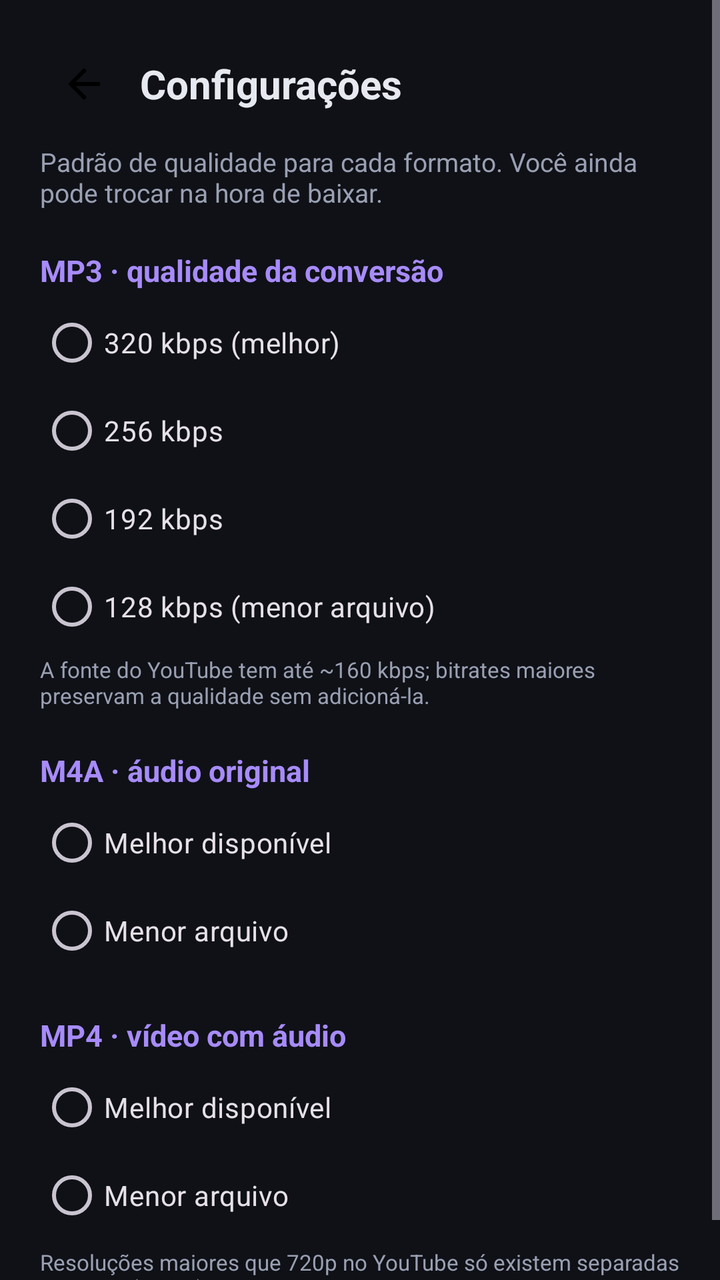
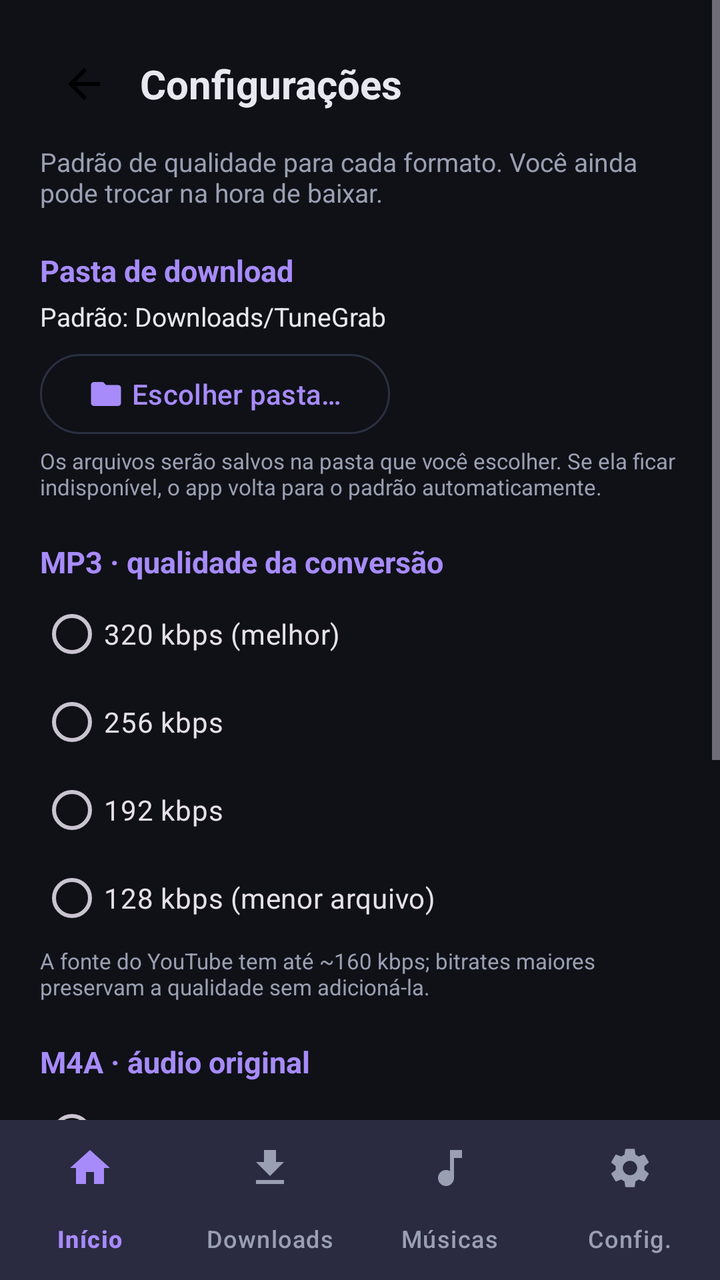

Screens rendered from an Android XML layout before and after an edit, with the pre-edit source and the edit as a unified diff.
<!-- AndroidManifest.xml: activity theme Theme.TuneGrab -->
<!-- res/layout/activity_settings.xml -->
<?xml version="1.0" encoding="utf-8"?>
<ScrollView xmlns:android="http://schemas.android.com/apk/res/android"
    android:layout_width="match_parent"
    android:layout_height="match_parent">

    <LinearLayout
        android:layout_width="match_parent"
        android:layout_height="wrap_content"
        android:orientation="vertical"
        android:padding="20dp">

        <LinearLayout
            android:layout_width="match_parent"
            android:layout_height="wrap_content"
            android:gravity="center_vertical"
            android:orientation="horizontal">

            <ImageButton
                android:id="@+id/btnBack"
                android:layout_width="44dp"
                android:layout_height="44dp"
                android:background="?attr/selectableItemBackgroundBorderless"
                android:contentDescription="@string/back"
                android:src="@drawable/ic_back" />

            <TextView
                android:layout_width="wrap_content"
                android:layout_height="wrap_content"
                android:layout_marginStart="6dp"
                android:text="@string/settings_title"
                android:textColor="@color/on_background"
                android:textSize="20sp"
                android:textStyle="bold" />
        </LinearLayout>

        <TextView
            android:layout_width="match_parent"
            android:layout_height="wrap_content"
            android:layout_marginTop="8dp"
            android:text="@string/settings_sub"
            android:textColor="@color/on_surface_variant"
            android:textSize="13sp" />

        
        <TextView
            android:layout_width="wrap_content"
            android:layout_height="wrap_content"
            android:layout_marginTop="20dp"
            android:text="@string/settings_mp3"
            android:textColor="@color/primary"
            android:textSize="15sp"
            android:textStyle="bold" />

        <RadioGroup
            android:id="@+id/rgMp3"
            android:layout_width="match_parent"
            android:layout_height="wrap_content"
            android:layout_marginTop="4dp">

            <RadioButton
                android:id="@+id/rbMp3320"
                android:layout_width="match_parent"
                android:layout_height="wrap_content"
                android:minHeight="44dp"
                android:text="@string/q_mp3_320"
                android:textSize="14sp" />

            <RadioButton
                android:id="@+id/rbMp3256"
                android:layout_width="match_parent"
                android:layout_height="wrap_content"
                android:minHeight="44dp"
                android:text="@string/q_mp3_256"
                android:textSize="14sp" />

            <RadioButton
                android:id="@+id/rbMp3192"
                android:layout_width="match_parent"
                android:layout_height="wrap_content"
                android:minHeight="44dp"
                android:text="@string/q_mp3_192"
                android:textSize="14sp" />

            <RadioButton
                android:id="@+id/rbMp3128"
                android:layout_width="match_parent"
                android:layout_height="wrap_content"
                android:minHeight="44dp"
                android:text="@string/q_mp3_128"
                android:textSize="14sp" />
        </RadioGroup>

        <TextView
            android:layout_width="match_parent"
            android:layout_height="wrap_content"
            android:layout_marginTop="2dp"
            android:text="@string/settings_mp3_hint"
            android:textColor="@color/on_surface_variant"
            android:textSize="11sp" />

        
        <TextView
            android:layout_width="wrap_content"
            android:layout_height="wrap_content"
            android:layout_marginTop="20dp"
            android:text="@string/settings_m4a"
            android:textColor="@color/primary"
            android:textSize="15sp"
            android:textStyle="bold" />

        <RadioGroup
            android:id="@+id/rgM4a"
            android:layout_width="match_parent"
            android:layout_height="wrap_content"
            android:layout_marginTop="4dp">

            <RadioButton
                android:id="@+id/rbM4aBest"
                android:layout_width="match_parent"
                android:layout_height="wrap_content"
                android:minHeight="44dp"
                android:text="@string/q_best"
                android:textSize="14sp" />

            <RadioButton
                android:id="@+id/rbM4aSmall"
                android:layout_width="match_parent"
                android:layout_height="wrap_content"
                android:minHeight="44dp"
                android:text="@string/q_smallest"
                android:textSize="14sp" />
        </RadioGroup>

        
        <TextView
            android:layout_width="wrap_content"
            android:layout_height="wrap_content"
            android:layout_marginTop="20dp"
            android:text="@string/settings_mp4"
            android:textColor="@color/primary"
            android:textSize="15sp"
            android:textStyle="bold" />

        <RadioGroup
            android:id="@+id/rgMp4"
            android:layout_width="match_parent"
            android:layout_height="wrap_content"
            android:layout_marginTop="4dp">

            <RadioButton
                android:id="@+id/rbMp4Best"
                android:layout_width="match_parent"
                android:layout_height="wrap_content"
                android:minHeight="44dp"
                android:text="@string/q_best"
                android:textSize="14sp" />

            <RadioButton
                android:id="@+id/rbMp4Small"
                android:layout_width="match_parent"
                android:layout_height="wrap_content"
                android:minHeight="44dp"
                android:text="@string/q_smallest"
                android:textSize="14sp" />
        </RadioGroup>

        <TextView
            android:layout_width="match_parent"
            android:layout_height="wrap_content"
            android:layout_marginTop="4dp"
            android:text="@string/settings_mp4_hint"
            android:textColor="@color/on_surface_variant"
            android:textSize="11sp" />
    </LinearLayout>
</ScrollView>
<!-- resources referenced by this layout -->
<resources>
  <color name="on_background">#E7E9F0</color>
  <color name="on_surface_variant">#9AA0B2</color>
  <color name="primary">#A78BFA</color>
  <!-- drawable ic_back (drawable) -->
  <?xml version="1.0" encoding="utf-8"?>
  <vector xmlns:android="http://schemas.android.com/apk/res/android"
      android:width="24dp"
      android:height="24dp"
      android:viewportWidth="24"
      android:viewportHeight="24">
      <path
          android:fillColor="#FF000000"
          android:pathData="M20,11H7.83l5.59,-5.59L12,4l-8,8 8,8 1.41,-1.41L7.83,13H20v-2z" />
  </vector>
  <string name="back">Voltar</string>
  <string name="q_best">Melhor disponível</string>
  <string name="q_mp3_128">128 kbps (menor arquivo)</string>
  <string name="q_mp3_192">192 kbps</string>
  <string name="q_mp3_256">256 kbps</string>
  <string name="q_mp3_320">320 kbps (melhor)</string>
  <string name="q_smallest">Menor arquivo</string>
  <string name="settings_m4a">M4A · áudio original</string>
  <string name="settings_mp3">MP3 · qualidade da conversão</string>
  <string name="settings_mp3_hint">A fonte do YouTube tem até ~160 kbps; bitrates maiores preservam a qualidade sem adicioná-la.</string>
  <string name="settings_mp4">MP4 · vídeo com áudio</string>
  <string name="settings_mp4_hint">Resoluções maiores que 720p no YouTube só existem separadas do áudio (DASH) — por isso o MP4 vai até 720p.</string>
  <string name="settings_sub">Padrão de qualidade para cada formato. Você ainda pode trocar na hora de baixar.</string>
  <string name="settings_title">Configurações</string>
  <style name="Theme.TuneGrab" parent="Theme.Material3.Dark.NoActionBar">
          <item name="colorPrimary">@color/primary</item>
          <item name="colorOnPrimary">#1B1032</item>
          <item name="colorSecondary">@color/secondary</item>
          <item name="android:colorBackground">@color/background</item>
          <item name="colorSurface">@color/surface</item>
          <item name="android:statusBarColor">@color/background</item>
          <item name="android:navigationBarColor">@color/background</item>
      </style>
  <color name="secondary">#F472B6</color>
  <color name="background">#0F1117</color>
  <color name="surface">#1A1E29</color>
</resources>

<!-- the commit's change to res/layout/activity_settings.xml (unified diff, before → after) -->
@@ -1,175 +1,256 @@
 <?xml version="1.0" encoding="utf-8"?>
-<ScrollView xmlns:android="http://schemas.android.com/apk/res/android"
+<LinearLayout xmlns:android="http://schemas.android.com/apk/res/android"
+    xmlns:app="http://schemas.android.com/apk/res-auto"
     android:layout_width="match_parent"
-    android:layout_height="match_parent">
-
-    <LinearLayout
+    android:layout_height="match_parent"
+    android:orientation="vertical">
+
+    <ScrollView
         android:layout_width="match_parent"
-        android:layout_height="wrap_content"
-        android:orientation="vertical"
-        android:padding="20dp">
+        android:layout_height="0dp"
+        android:layout_weight="1"
+        android:fillViewport="true">
 
         <LinearLayout
             android:layout_width="match_parent"
             android:layout_height="wrap_content"
-            android:gravity="center_vertical"
-            android:orientation="horizontal">
-
-            <ImageButton
-                android:id="@+id/btnBack"
-                android:layout_width="44dp"
-                android:layout_height="44dp"
-                android:background="?attr/selectableItemBackgroundBorderless"
-                android:contentDescription="@string/back"
-                android:src="@drawable/ic_back" />
-
-            <TextView
-                android:layout_width="wrap_content"
-                android:layout_height="wrap_content"
-                android:layout_marginStart="6dp"
-                android:text="@string/settings_title"
+            android:orientation="vertical"
+            android:padding="20dp">
+
+            <LinearLayout
+                android:layout_width="match_parent"
+                android:layout_height="wrap_content"
+                android:gravity="center_vertical"
+                android:orientation="horizontal">
+
+                <ImageButton
+                    android:id="@+id/btnBack"
+                    android:layout_width="44dp"
+                    android:layout_height="44dp"
+                    android:background="?attr/selectableItemBackgroundBorderless"
+                    android:contentDescription="@string/back"
+                    android:src="@drawable/ic_back" />
+
+                <TextView
+                    android:layout_width="wrap_content"
+                    android:layout_height="wrap_content"
+                    android:layout_marginStart="6dp"
+                    android:text="@string/settings_title"
+                    android:textColor="@color/on_background"
+                    android:textSize="20sp"
+                    android:textStyle="bold" />
+            </LinearLayout>
+
+            <TextView
+                android:layout_width="match_parent"
+                android:layout_height="wrap_content"
+                android:layout_marginTop="8dp"
+                android:text="@string/settings_sub"
+                android:textColor="@color/on_surface_variant"
+                android:textSize="13sp" />
+
+            
+            <TextView
+                android:layout_width="wrap_content"
+                android:layout_height="wrap_content"
+                android:layout_marginTop="20dp"
+                android:text="@string/settings_folder"
+                android:textColor="@color/primary"
+                android:textSize="15sp"
+                android:textStyle="bold" />
+
+            <TextView
+                android:id="@+id/tvFolderCurrent"
+                android:layout_width="match_parent"
+                android:layout_height="wrap_content"
+                android:layout_marginTop="4dp"
+                android:text="@string/settings_folder_default"
                 android:textColor="@color/on_background"
-                android:textSize="20sp"
-                android:textStyle="bold" />
+                android:textSize="13sp" />
+
+            <LinearLayout
+                android:layout_width="match_parent"
+                android:layout_height="wrap_content"
+                android:layout_marginTop="6dp"
+                android:orientation="horizontal">
+
+                <com.google.android.material.button.MaterialButton
+                    android:id="@+id/btnChooseFolder"
+                    style="@style/Widget.Material3.Button.OutlinedButton"
+                    android:layout_width="wrap_content"
+                    android:layout_height="wrap_content"
+                    android:text="@string/settings_choose_folder"
+                    app:icon="@drawable/ic_folder"
+                    app:iconTint="@color/primary"
+                    app:strokeColor="@color/stroke" />
+
+                <com.google.android.material.button.MaterialButton
+                    android:id="@+id/btnResetFolder"
+                    style="@style/Widget.Material3.Button.TextButton"
+                    android:layout_width="wrap_content"
+                    android:layout_height="wrap_content"
+                    android:layout_marginStart="4dp"
+                    android:text="@string/settings_reset_folder"
+                    android:visibility="gone" />
+            </LinearLayout>
+
+            <TextView
+                android:layout_width="match_parent"
+                android:layout_height="wrap_content"
+                android:layout_marginTop="2dp"
+                android:text="@string/settings_folder_hint"
+                android:textColor="@color/on_surface_variant"
+                android:textSize="11sp" />
+
+            
+            <TextView
+                android:layout_width="wrap_content"
+                android:layout_height="wrap_content"
+                android:layout_marginTop="20dp"
+                android:text="@string/settings_mp3"
+                android:textColor="@color/primary"
+                android:textSize="15sp"
+                android:textStyle="bold" />
+
+            <RadioGroup
+                android:id="@+id/rgMp3"
+                android:layout_width="match_parent"
+                android:layout_height="wrap_content"
+                android:layout_marginTop="4dp">
+
+                <RadioButton
+                    android:id="@+id/rbMp3320"
+                    android:layout_width="match_parent"
+                    android:layout_height="wrap_content"
+                    android:minHeight="44dp"
+                    android:text="@string/q_mp3_320"
+                    android:textSize="14sp" />
+
+                <RadioButton
+                    android:id="@+id/rbMp3256"
+                    android:layout_width="match_parent"
+                    android:layout_height="wrap_content"
+                    android:minHeight="44dp"
+                    android:text="@string/q_mp3_256"
+                    android:textSize="14sp" />
+
+                <RadioButton
+                    android:id="@+id/rbMp3192"
+                    android:layout_width="match_parent"
+                    android:layout_height="wrap_content"
+                    android:minHeight="44dp"
+                    android:text="@string/q_mp3_192"
+                    android:textSize="14sp" />
+
+                <RadioButton
+                    android:id="@+id/rbMp3128"
+                    android:layout_width="match_parent"
+                    android:layout_height="wrap_content"
+                    android:minHeight="44dp"
+                    android:text="@string/q_mp3_128"
+                    android:textSize="14sp" />
+            </RadioGroup>
+
+            <TextView
+                android:layout_width="match_parent"
+                android:layout_height="wrap_content"
+                android:layout_marginTop="2dp"
+                android:text="@string/settings_mp3_hint"
+                android:textColor="@color/on_surface_variant"
+                android:textSize="11sp" />
+
+            
+            <TextView
+                android:layout_width="wrap_content"
+                android:layout_height="wrap_content"
+                android:layout_marginTop="20dp"
+                android:text="@string/settings_m4a"
+                android:textColor="@color/primary"
+                android:textSize="15sp"
+                android:textStyle="bold" />
+
+            <RadioGroup
+                android:id="@+id/rgM4a"
+                android:layout_width="match_parent"
+                android:layout_height="wrap_content"
+                android:layout_marginTop="4dp">
+
+                <RadioButton
+                    android:id="@+id/rbM4aBest"
+                    android:layout_width="match_parent"
+                    android:layout_height="wrap_content"
+                    android:minHeight="44dp"
+                    android:text="@string/q_best"
+                    android:textSize="14sp" />
+
+                <RadioButton
+                    android:id="@+id/rbM4aSmall"
+                    android:layout_width="match_parent"
+                    android:layout_height="wrap_content"
+                    android:minHeight="44dp"
+                    android:text="@string/q_smallest"
+                    android:textSize="14sp" />
+            </RadioGroup>
+
+            
+            <TextView
+                android:layout_width="wrap_content"
+                android:layout_height="wrap_content"
+                android:layout_marginTop="20dp"
+                android:text="@string/settings_mp4"
+                android:textColor="@color/primary"
+                android:textSize="15sp"
+                android:textStyle="bold" />
+
+            <RadioGroup
+                android:id="@+id/rgMp4"
+                android:layout_width="match_parent"
+                android:layout_height="wrap_content"
+                android:layout_marginTop="4dp">
+
+                <RadioButton
+                    android:id="@+id/rbMp4Best"
+                    android:layout_width="match_parent"
+                    android:layout_height="wrap_content"
+                    android:minHeight="44dp"
+                    android:text="@string/q_best"
+                    android:textSize="14sp" />
+
+                <RadioButton
+                    android:id="@+id/rbMp4Small"
+                    android:layout_width="match_parent"
+                    android:layout_height="wrap_content"
+                    android:minHeight="44dp"
+                    android:text="@string/q_smallest"
+                    android:textSize="14sp" />
+            </RadioGroup>
+
+            <TextView
+                android:layout_width="match_parent"
+                android:layout_height="wrap_content"
+                android:layout_marginTop="4dp"
+                android:layout_marginBottom="8dp"
+                android:text="@string/settings_mp4_hint"
+                android:textColor="@color/on_surface_variant"
+                android:textSize="11sp" />
         </LinearLayout>
-
-        <TextView
-            android:layout_width="match_parent"
-            android:layout_height="wrap_content"
-            android:layout_marginTop="8dp"
-            android:text="@string/settings_sub"
-            android:textColor="@color/on_surface_variant"
-            android:textSize="13sp" />
-
-        
-        <TextView
-            android:layout_width="wrap_content"
-            android:layout_height="wrap_content"
-            android:layout_marginTop="20dp"
-            android:text="@string/settings_mp3"
-            android:textColor="@color/primary"
-            android:textSize="15sp"
-            android:textStyle="bold" />
-
-        <RadioGroup
-            android:id="@+id/rgMp3"
-            android:layout_width="match_parent"
-            android:layout_height="wrap_content"
-            android:layout_marginTop="4dp">
-
-            <RadioButton
-                android:id="@+id/rbMp3320"
-                android:layout_width="match_parent"
-                android:layout_height="wrap_content"
-                android:minHeight="44dp"
-                android:text="@string/q_mp3_320"
-                android:textSize="14sp" />
-
-            <RadioButton
-                android:id="@+id/rbMp3256"
-                android:layout_width="match_parent"
-                android:layout_height="wrap_content"
-                android:minHeight="44dp"
-                android:text="@string/q_mp3_256"
-                android:textSize="14sp" />
-
-            <RadioButton
-                android:id="@+id/rbMp3192"
-                android:layout_width="match_parent"
-                android:layout_height="wrap_content"
-                android:minHeight="44dp"
-                android:text="@string/q_mp3_192"
-                android:textSize="14sp" />
-
-            <RadioButton
-                android:id="@+id/rbMp3128"
-                android:layout_width="match_parent"
-                android:layout_height="wrap_content"
-                android:minHeight="44dp"
-                android:text="@string/q_mp3_128"
-                android:textSize="14sp" />
-        </RadioGroup>
-
-        <TextView
-            android:layout_width="match_parent"
-            android:layout_height="wrap_content"
-            android:layout_marginTop="2dp"
-            android:text="@string/settings_mp3_hint"
-            android:textColor="@color/on_surface_variant"
-            android:textSize="11sp" />
-
-        
-        <TextView
-            android:layout_width="wrap_content"
-            android:layout_height="wrap_content"
-            android:layout_marginTop="20dp"
-            android:text="@string/settings_m4a"
-            android:textColor="@color/primary"
-            android:textSize="15sp"
-            android:textStyle="bold" />
-
-        <RadioGroup
-            android:id="@+id/rgM4a"
-            android:layout_width="match_parent"
-            android:layout_height="wrap_content"
-            android:layout_marginTop="4dp">
-
-            <RadioButton
-                android:id="@+id/rbM4aBest"
-                android:layout_width="match_parent"
-                android:layout_height="wrap_content"
-                android:minHeight="44dp"
-                android:text="@string/q_best"
-                android:textSize="14sp" />
-
-            <RadioButton
-                android:id="@+id/rbM4aSmall"
-                android:layout_width="match_parent"
-                android:layout_height="wrap_content"
-                android:minHeight="44dp"
-                android:text="@string/q_smallest"
-                android:textSize="14sp" />
-        </RadioGroup>
-
-        
-        <TextView
-            android:layout_width="wrap_content"
-            android:layout_height="wrap_content"
-            android:layout_marginTop="20dp"
-            android:text="@string/settings_mp4"
-            android:textColor="@color/primary"
-            android:textSize="15sp"
-            android:textStyle="bold" />
-
-        <RadioGroup
-            android:id="@+id/rgMp4"
-            android:layout_width="match_parent"
-            android:layout_height="wrap_content"
-            android:layout_marginTop="4dp">
-
-            <RadioButton
-                android:id="@+id/rbMp4Best"
-                android:layout_width="match_parent"
-                android:layout_height="wrap_content"
-                android:minHeight="44dp"
-                android:text="@string/q_best"
-                android:textSize="14sp" />
-
-            <RadioButton
-                android:id="@+id/rbMp4Small"
-                android:layout_width="match_parent"
-                android:layout_height="wrap_content"
-                android:minHeight="44dp"
-                android:text="@string/q_smallest"
-                android:textSize="14sp" />
-        </RadioGroup>
-
-        <TextView
-            android:layout_width="match_parent"
-            android:layout_height="wrap_content"
-            android:layout_marginTop="4dp"
-            android:text="@string/settings_mp4_hint"
-            android:textColor="@color/on_surface_variant"
-            android:textSize="11sp" />
-    </LinearLayout>
-</ScrollView>
+    </ScrollView>
+
+    <include
+        android:id="@+id/navBar"
+        layout="@layout/view_bottom_nav" />
+</LinearLayout>
+<!-- res/layout/view_bottom_nav.xml (included above) -->
+<?xml version="1.0" encoding="utf-8"?>
+<com.google.android.material.bottomnavigation.BottomNavigationView
+    xmlns:android="http://schemas.android.com/apk/res/android"
+    xmlns:app="http://schemas.android.com/apk/res-auto"
+    android:id="@+id/bottomNav"
+    android:layout_width="match_parent"
+    android:layout_height="wrap_content"
+    android:background="@color/surface"
+    app:elevation="8dp"
+    app:itemIconTint="@color/bottom_nav_item"
+    app:itemTextColor="@color/bottom_nav_item"
+    app:labelVisibilityMode="labeled"
+    app:menu="@menu/menu_bottom_nav" />
<!-- resource entries referenced after the edit -->
@@ -3,6 +3,8 @@
   <color name="on_background">#E7E9F0</color>
   <color name="on_surface_variant">#9AA0B2</color>
   <color name="primary">#A78BFA</color>
+  <color name="stroke">#2A3040</color>
+  <color name="surface">#1A1E29</color>
   <!-- drawable ic_back (drawable) -->
   <?xml version="1.0" encoding="utf-8"?>
   <vector xmlns:android="http://schemas.android.com/apk/res/android"
@@ -14,6 +16,12 @@
           android:fillColor="#FF000000"
           android:pathData="M20,11H7.83l5.59,-5.59L12,4l-8,8 8,8 1.41,-1.41L7.83,13H20v-2z" />
   </vector>
+  <!-- drawable ic_folder (drawable) -->
+  <vector xmlns:android="http://schemas.android.com/apk/res/android"
+      android:width="24dp" android:height="24dp"
+      android:viewportWidth="24" android:viewportHeight="24">
+      <path android:fillColor="@android:color/white" android:pathData="M10 4H4c-1.1 0-2 .9-2 2v12c0 1.1.9 2 2 2h16c1.1 0 2-.9 2-2V8c0-1.1-.9-2-2-2h-8l-2-2z"/>
+  </vector>
   <string name="back">Voltar</string>
   <string name="q_best">Melhor disponível</string>
   <string name="q_mp3_128">128 kbps (menor arquivo)</string>
@@ -21,11 +29,16 @@
   <string name="q_mp3_256">256 kbps</string>
   <string name="q_mp3_320">320 kbps (melhor)</string>
   <string name="q_smallest">Menor arquivo</string>
+  <string name="settings_choose_folder">Escolher pasta…</string>
+  <string name="settings_folder">Pasta de download</string>
+  <string name="settings_folder_default">Padrão: Downloads/TuneGrab</string>
+  <string name="settings_folder_hint">Os arquivos serão salvos na pasta que você escolher. Se ela ficar indisponível, o app volta para o padrão automaticamente.</string>
   <string name="settings_m4a">M4A · áudio original</string>
   <string name="settings_mp3">MP3 · qualidade da conversão</string>
   <string name="settings_mp3_hint">A fonte do YouTube tem até ~160 kbps; bitrates maiores preservam a qualidade sem adicioná-la.</string>
   <string name="settings_mp4">MP4 · vídeo com áudio</string>
   <string name="settings_mp4_hint">Resoluções maiores que 720p no YouTube só existem separadas do áudio (DASH) — por isso o MP4 vai até 720p.</string>
+  <string name="settings_reset_folder">Voltar ao padrão</string>
   <string name="settings_sub">Padrão de qualidade para cada formato. Você ainda pode trocar na hora de baixar.</string>
   <string name="settings_title">Configurações</string>
   <style name="Theme.TuneGrab" parent="Theme.Material3.Dark.NoActionBar">
@@ -39,6 +52,5 @@
       </style>
   <color name="secondary">#F472B6</color>
   <color name="background">#0F1117</color>
-  <color name="surface">#1A1E29</color>
 </resources>
 
